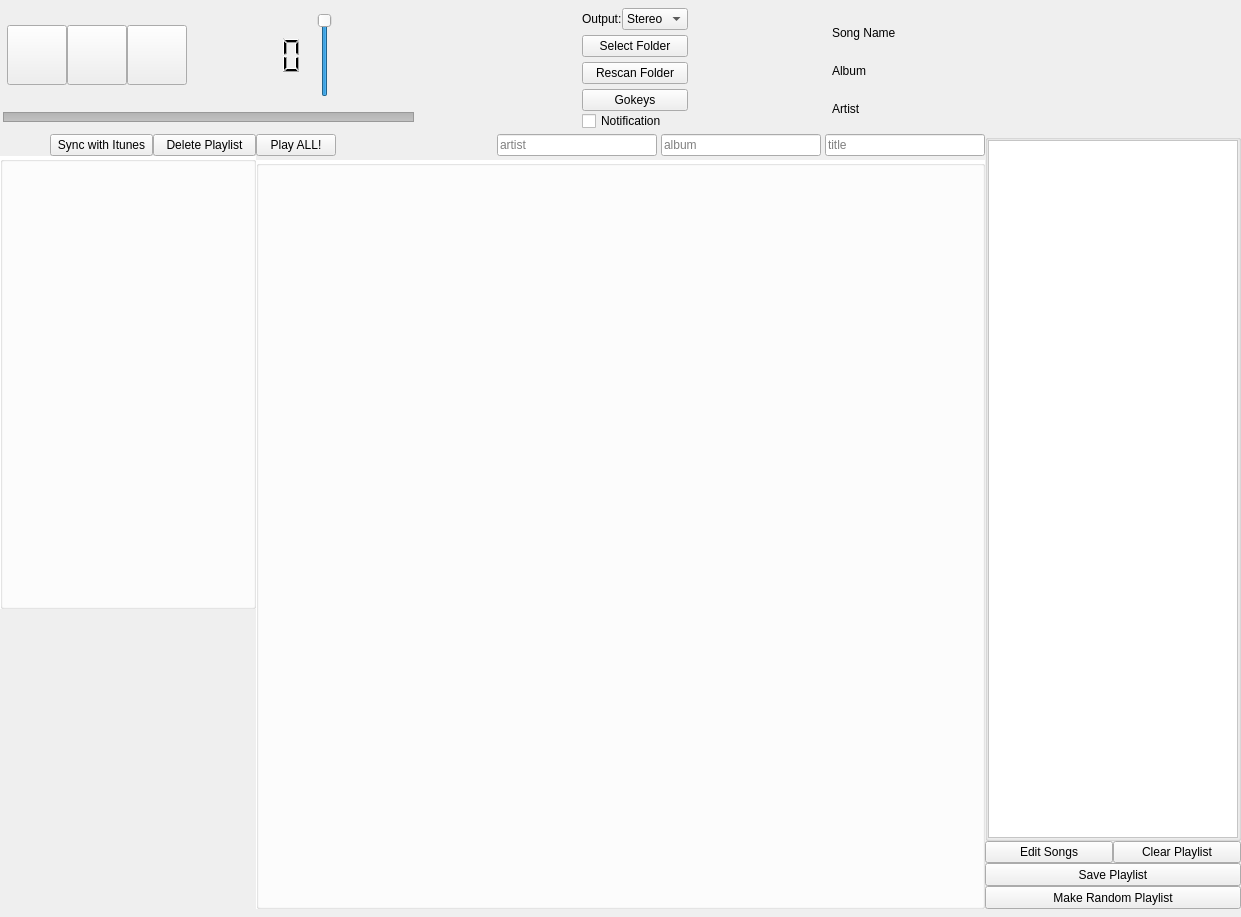
Before: the Qt Designer form main.ui in fabiomdiniz/Frey, drawn with Qt 5.
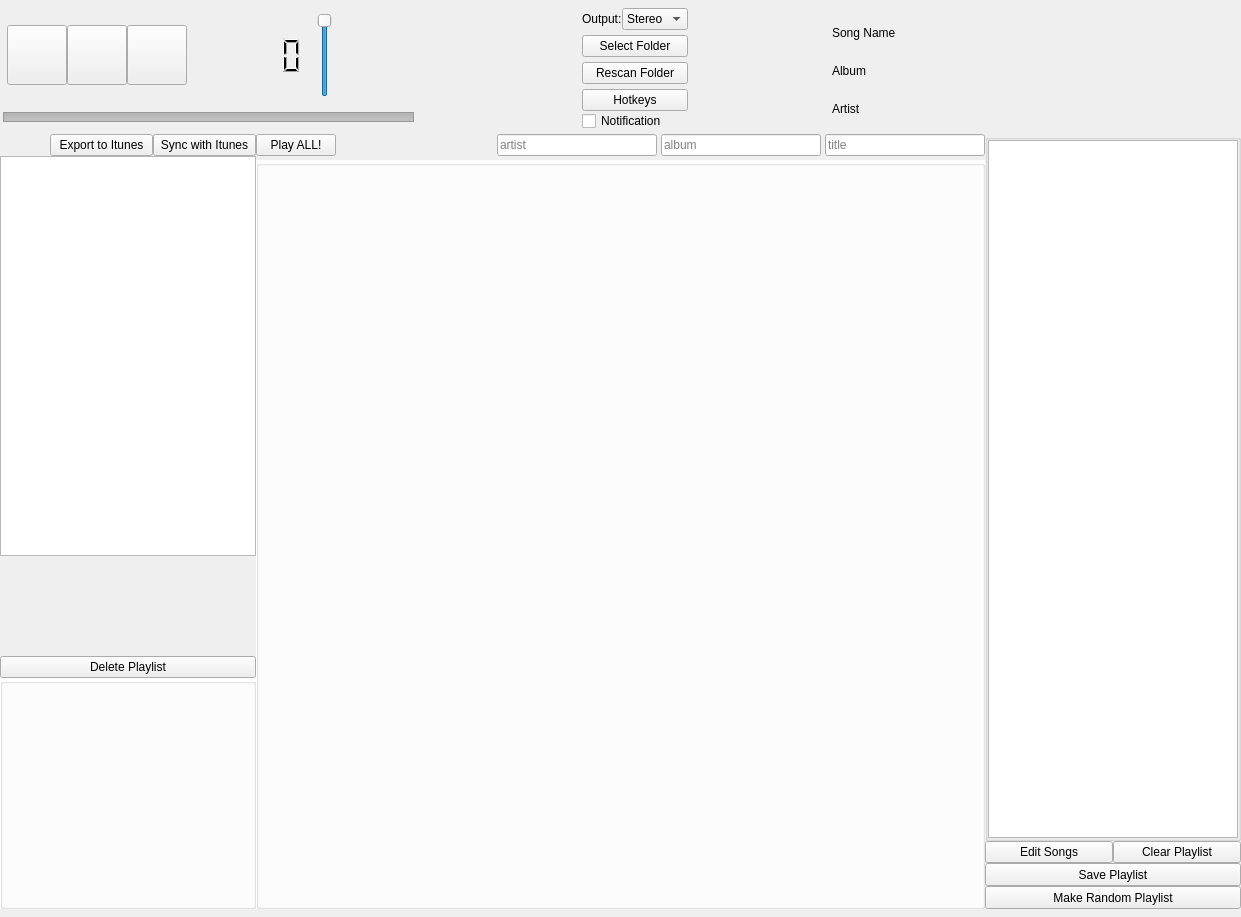
After: the same form once the commit is applied. Icons and pictures are not drawn.

Commit message: Removed images, added tree view and routine to export playlists to Itunes

```diff
--- a/main.ui
+++ b/main.ui
@@ -518,7 +518,7 @@
           <item row="7" column="0" colspan="2">
            <widget class="QPushButton" name="gokeys">
             <property name="text">
-             <string>Gokeys</string>
+             <string>Hotkeys</string>
             </property>
            </widget>
           </item>
@@ -598,7 +598,7 @@
          <widget class="QWidget" name="infowidget" native="true">
           <property name="styleSheet">
            <string notr="true">#infowidget {
-background-image: url(:/png/media/mario_tanooki.png);
+/*background-image: url(:/png/media/mario_tanooki.png);*/
 background-repeat: no-repeat;
 background-position: right top;
 }
@@ -691,7 +691,7 @@
          <widget class="QWidget" name="fcolumn" native="true">
           <property name="styleSheet">
            <string notr="true">#fcolumn {
-background-image: url(:/png/media/paperbowser.png);
+/*background-image: url(:/png/media/paperbowser.png);*/
 background-repeat: no-repeat;
 background-position: left bottom;
 background-origin: margin;
@@ -726,19 +726,76 @@
              <item>
               <widget class="QPushButton" name="export_itunes">
                <property name="text">
+                <string>Export to Itunes</string>
+               </property>
+              </widget>
+             </item>
+             <item>
+              <widget class="QPushButton" name="sync_itunes">
+               <property name="text">
                 <string>Sync with Itunes</string>
                </property>
               </widget>
              </item>
-             <item>
-              <widget class="QPushButton" name="delete_playlist">
-               <property name="text">
-                <string>Delete Playlist</string>
-               </property>
-              </widget>
-             </item>
             </layout>
            </item>
+           <item>
+            <widget class="QTreeView" name="folder_tree">
+             <property name="sizePolicy">
+              <sizepolicy hsizetype="Fixed" vsizetype="Expanding">
+               <horstretch>0</horstretch>
+               <verstretch>0</verstretch>
+              </sizepolicy>
+             </property>
+             <property name="minimumSize">
+              <size>
+               <width>0</width>
+               <height>400</height>
+              </size>
+             </property>
+             <property name="dragEnabled">
+              <bool>true</bool>
+             </property>
+             <property name="dragDropMode">
+              <enum>QAbstractItemView::DragOnly</enum>
+             </property>
+             <property name="rootIsDecorated">
+              <bool>true</bool>
+             </property>
+             <property name="uniformRowHeights">
+              <bool>true</bool>
+             </property>
+             <property name="headerHidden">
+              <bool>true</bool>
+             </property>
+             <property name="expandsOnDoubleClick">
+              <bool>false</bool>
+             </property>
+            </widget>
+           </item>
+           <item>
+            <spacer name="verticalSpacer">
+             <property name="orientation">
+              <enum>Qt::Vertical</enum>
+             </property>
+             <property name="sizeType">
+              <enum>QSizePolicy::Fixed</enum>
+             </property>
+             <property name="sizeHint" stdset="0">
+              <size>
+               <width>20</width>
+               <height>100</height>
+              </size>
+             </property>
+            </spacer>
+           </item>
+           <item>
+            <widget class="QPushButton" name="delete_playlist">
+             <property name="text">
+              <string>Delete Playlist</string>
+             </property>
+            </widget>
+           </item>
            <item>
             <widget class="QGroupBox" name="groupBox_2">
              <property name="sizePolicy">
@@ -750,11 +807,12 @@
              <property name="minimumSize">
               <size>
                <width>256</width>
-               <height>320</height>
+               <height>50</height>
               </size>
              </property>
              <property name="styleSheet">
-              <string notr="true">QGroupBox {background-image: url(:/png/media/sushie.png);
+              <string notr="true">QGroupBox {
+/*background-image: url(:/png/media/sushie.png);*/
 background-color: white;
 background-repeat: no-repeat;
 background-position: right bottom;
@@ -796,22 +854,6 @@
              </layout>
             </widget>
            </item>
-           <item>
-            <spacer name="verticalSpacer">
-             <property name="orientation">
-              <enum>Qt::Vertical</enum>
-             </property>
-             <property name="sizeType">
-              <enum>QSizePolicy::Fixed</enum>
-             </property>
-             <property name="sizeHint" stdset="0">
-              <size>
-               <width>20</width>
-               <height>300</height>
-              </size>
-             </property>
-            </spacer>
-           </item>
           </layout>
          </widget>
         </item>
@@ -944,7 +986,7 @@
             </property>
             <property name="styleSheet">
              <string notr="true"> QGroupBox {
-background-image: url(:/png/media/Vivian_small.png);
+/*background-image: url(:/png/media/Vivian_small.png);*/
 background-color: white;
 background-repeat: no-repeat;
 background-position: right bottom;
@@ -1084,11 +1126,11 @@
 QListWidget::item { background-color: rgba(255, 255, 255, 40%); }
 QListWidget::item::selected { background-color: rgba(0, 0, 0, 40%); }*/
 QListWidget {
-background-image: url(:/png/media/dark_koopatrol_small.png);
+/*background-image: url(:/png/media/dark_koopatrol_small.png);
 background-color: white;
 background-repeat: no-repeat;
 background-position: right bottom;
-background-attachment: fixed;
+background-attachment: fixed;*/
 }</string>
                  </property>
                  <property name="dragEnabled">
```
The commit also changes 4 other files.
